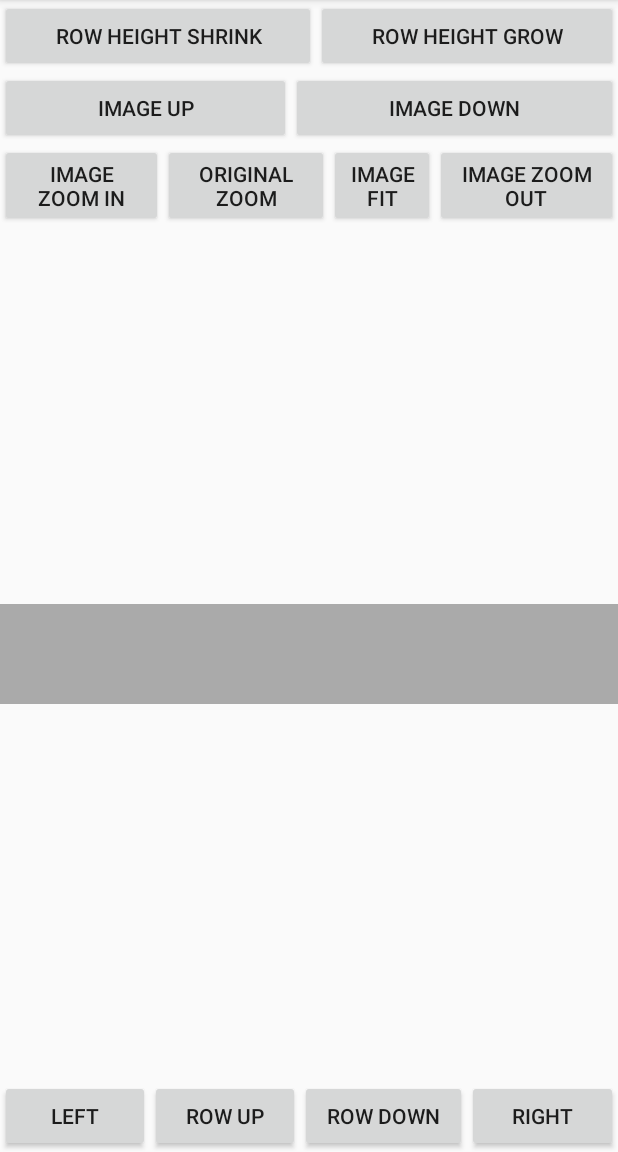
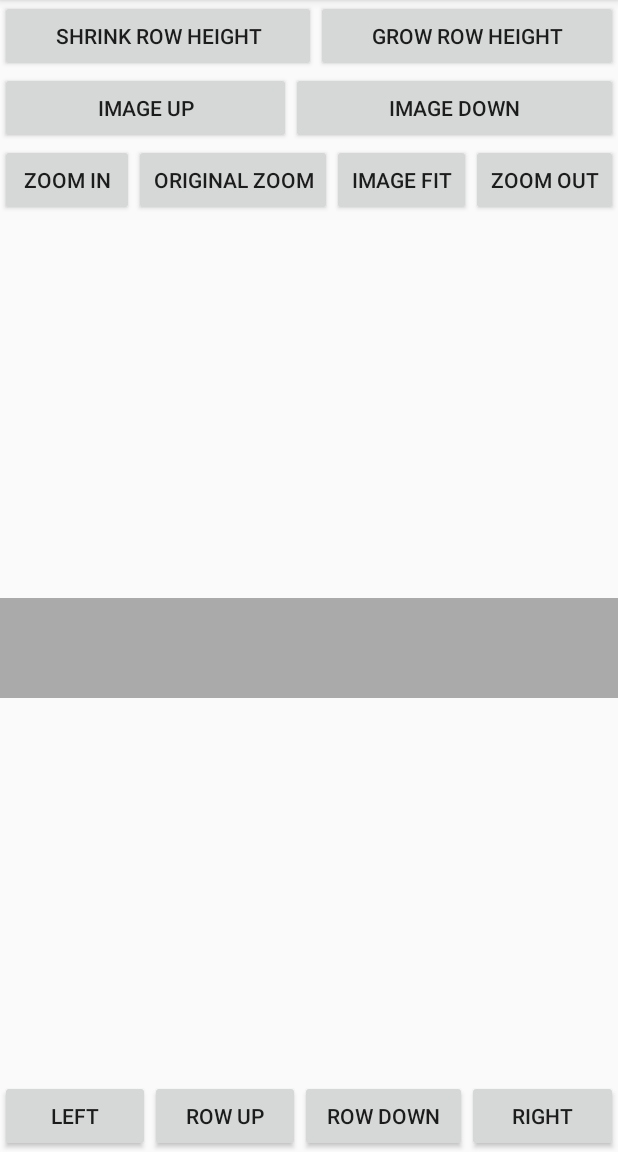
Before and after one commit to Tnxec2/patternview, an Android app: the screen it shows after launch (MainActivity), on a phone screen of 412 x 824 dp, the part 84-1236 px from its top. Run offline under Robolectric (Android 15) with nearby library versions, the phone set to English and light mode, and no system bars.

Commit message:
Strings berichtigen

```diff
--- a/app/src/main/res/values/strings.xml
+++ b/app/src/main/res/values/strings.xml
@@ -1,24 +1,24 @@
 <resources>
     <string name="app_name">Pattern View</string>
-    <string name="row_height_shrink">Row Height Shrink</string>
-    <string name="row_height_grow">Row Height Grow</string>
-    <string name="image_up">Image Up</string>
-    <string name="image_down">Image Down</string>
-    <string name="image_zoom_in">Image Zoom In</string>
-    <string name="image_zoom_out">Image Zoom Out</string>
-    <string name="image_crop">Original Zoom</string>
-    <string name="image_fit">Image Fit</string>
-    <string name="row_up">Row Up</string>
-    <string name="row_down">Row Down</string>
-    <string name="left">Left</string>
-    <string name="right">Right</string>
-    <string name="select_picture">Select Picture</string>
+    <string name="row_height_shrink">shrink row height</string>
+    <string name="row_height_grow">grow row height</string>
+    <string name="image_up">image up</string>
+    <string name="image_down">image down</string>
+    <string name="image_zoom_in">zoom In</string>
+    <string name="image_zoom_out">zoom Out</string>
+    <string name="image_crop">original zoom</string>
+    <string name="image_fit">image fit</string>
+    <string name="row_up">row Up</string>
+    <string name="row_down">row Down</string>
+    <string name="left">left</string>
+    <string name="right">right</string>
+    <string name="select_picture">select picture</string>
     <string name="thumbnail">thumbnail</string>
     <string name="name">name</string>
     <string name="uri">uri</string>
-    <string name="open_image">Open Image</string>
-    <string name="recent_pattern_list">Recent pattern list</string>
-    <string name="delete">Delete</string>
-    <string name="open">Open</string>
-    <string name="select_action">Select The Action</string>
+    <string name="open_image">open image</string>
+    <string name="recent_pattern_list">recent pattern list</string>
+    <string name="delete">delete</string>
+    <string name="open">open</string>
+    <string name="select_action">select the action</string>
 </resources>
```
